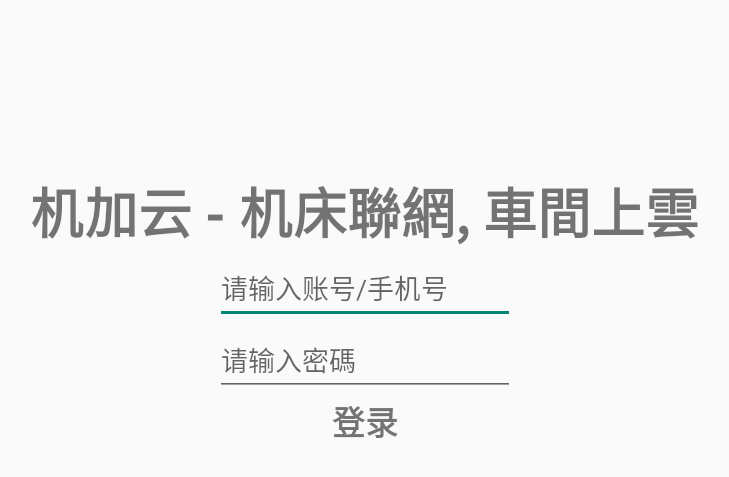
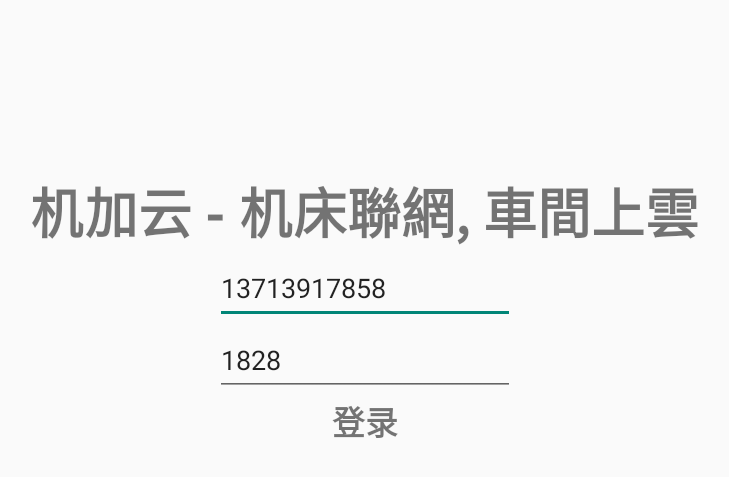
Before and after one commit to yesky2020/MyCloudTV, an Android app: the screen it shows after launch (LoginActivity), on a phone screen of 824 x 412 dp (held sideways). Shown: the top 477 px of the screen, without its empty margins (253-982 px from the left). Run offline under Robolectric (Android 15) with nearby library versions, the phone set to English and light mode, and no system bars; libraries missing offline, so code that uses them is left out: com.zhouyou.http; 4 statements that could not run were skipped.

Commit message:
提交登录页面network

```diff
--- a/app/src/main/java/com/example/mycloudtv/login/LoginActivity.java
+++ b/app/src/main/java/com/example/mycloudtv/login/LoginActivity.java
@@ -1,63 +1,109 @@
 package com.example.mycloudtv.login;
 
+import android.annotation.SuppressLint;
 import android.content.Intent;
 import android.os.Bundle;
+import android.text.TextUtils;
 import android.view.View;
-import android.view.Window;
 import android.view.WindowManager;
+import android.widget.EditText;
 import android.widget.TextView;
+import android.widget.Toast;
+
+import androidx.fragment.app.FragmentActivity;
 
 import com.example.mycloudtv.R;
 import com.zhouyou.http.EasyHttp;
 import com.zhouyou.http.callback.SimpleCallBack;
 import com.zhouyou.http.exception.ApiException;
 
-import androidx.fragment.app.FragmentActivity;
-import butterknife.BindView;
-import butterknife.ButterKnife;
-import butterknife.OnClick;
+import org.json.JSONObject;
 
+@SuppressLint("WrongConstant")
 public class LoginActivity extends FragmentActivity {
-    @BindView(R.id.jiayun_login)
-    TextView tvLogin;
+    private TextView tvLogin;
+    private EditText etPsw;
+    private EditText etName;
+    private boolean isNetFinsh = true;
 
     @Override
     protected void onCreate(Bundle savedInstanceState) {
         super.onCreate(savedInstanceState);
         getWindow().setSoftInputMode(WindowManager.LayoutParams.SOFT_INPUT_STATE_ALWAYS_HIDDEN);
         setContentView(R.layout.activity_login);
-        ButterKnife.bind(this);
-        tvLogin = findViewById(R.id.jiayun_login);
-
-                //EasyHttp.post("/v1/app/chairdressing/skinAnalyzePower/skinTestResult")
-//                EasyHttp.get("/v1/app/chairdressing/skinAnalyzePower/skinTestResult")
-//                        .readTimeOut(30 * 1000)//局部定义读超时
-//                        .writeTimeOut(30 * 1000)
-//                        .connectTimeout(30 * 1000)
-//                        .params("name","张三")
-//                        .timeStamp(true)
-//                        .execute(new SimpleCallBack<String>() {
-//                            @Override
-//                            public void onError(ApiException e) {
-////                                showToast(e.getMessage());
-//                            }
-//
-//                            @Override
-//                            public void onSuccess(String s) {
-//
-//                            }
-//
-//                        });
-
+        initView();
+        initListener();
     }
 
-    @OnClick(R.id.jiayun_login)
-    public void onViewClicked(View view) {
-        switch (view.getId()){
-            case R.id.jiayun_login:
-                Intent intent = new Intent(LoginActivity.this, com.example.mycloudtv.MainActivity.class);
-                startActivity(intent);
-                break;
+    private void initView() {
+        tvLogin = findViewById(R.id.jiayun_login);
+        etName = findViewById(R.id.jiayun_name_et);
+        etPsw = findViewById(R.id.jiayun_psw_et);
+    }
+
+    public void initListener() {
+        tvLogin.setOnClickListener(new View.OnClickListener() {
+            @Override
+            public void onClick(View v) {
+                if (!isNetFinsh) {
+                    return;
+                }
+                jiayunLogin();
+            }
+        });
+    }
+
+    private void jiayunLogin() {
+        String name = etName.getText().toString().trim();
+        String psw = etPsw.getText().toString().trim();
+        if (TextUtils.isEmpty(name)) {
+            Toast.makeText(this, "用户名不能为空", 500).show();
+            return;
         }
+        if (TextUtils.isEmpty(psw)) {
+            Toast.makeText(this, "密码不能为空", 500).show();
+            return;
+        }
+        isNetFinsh = false;
+        postNetLogin(name, psw);
+    }
+
+    private void postNetLogin(String name, String psw) {
+        String url = "/plat/andtv/checkLogin?mobile_no=" + name + "&passwd=" + psw;
+        EasyHttp.get(url).baseUrl("https://m.danfoo.com")
+                .readTimeOut(10 * 1000)//局部定义读超时
+                .writeTimeOut(10 * 1000)
+                .connectTimeout(10 * 1000)
+                .timeStamp(true)
+                .execute(new SimpleCallBack<String>() {
+                    @Override
+                    public void onError(ApiException e) {
+                        isNetFinsh = true;
+                        if (LoginActivity.this.isDestroyed()) {
+                            return;
+                        }
+                        Toast.makeText(LoginActivity.this, R.string.str_network_excption, 500).show();
+                    }
+
+                    @Override
+                    public void onSuccess(String s) {
+                        isNetFinsh = true;
+                        if (LoginActivity.this.isDestroyed()) {
+                            return;
+                        }
+                        try {
+                            String code = new JSONObject(s).optString("code");
+                            if (!TextUtils.isEmpty(code) && "ok".equals(code.toLowerCase())) {
+                                Intent intent = new Intent(LoginActivity.this, com.example.mycloudtv.MainActivity.class);
+                                startActivity(intent);
+                            } else {
+                                Toast.makeText(LoginActivity.this, R.string.str_login_excption, 500).show();
+                            }
+                        } catch (Exception e) {
+                            Toast.makeText(LoginActivity.this, R.string.str_login_excption, 500).show();
+                        }
+
+                    }
+                });
     }
 }
--- a/app/src/main/res/layout/activity_login.xml
+++ b/app/src/main/res/layout/activity_login.xml
@@ -23,22 +23,28 @@
 
 
             <EditText
-                android:id="@+id/jiayun_name_tv"
+                android:id="@+id/jiayun_name_et"
                 android:layout_width="200dp"
                 android:layout_height="wrap_content"
                 android:singleLine="true"
                 android:ellipsize="end"
                 android:textSize="18sp"
-                android:hint="@string/str_input_name" />
+                android:hint="@string/str_input_name"
+                android:inputType="phone"
+                android:text="13713917858"
+                android:autofillHints="" />
 
             <EditText
-                android:id="@+id/jiayun_psw"
+                android:id="@+id/jiayun_psw_et"
                 android:layout_width="200dp"
                 android:layout_height="wrap_content"
                 android:singleLine="true"
                 android:ellipsize="end"
                 android:textSize="18sp"
-                android:hint="@string/str_input_psd" />
+                android:inputType="text"
+                android:text="1828"
+                android:hint="@string/str_input_psd"
+                android:autofillHints=""/>
 
             <TextView
                 android:id="@+id/jiayun_login"
--- a/app/src/main/res/values/strings.xml
+++ b/app/src/main/res/values/strings.xml
@@ -5,4 +5,6 @@
     <string name="str_input_psd">请输入密碼</string>
     <string name="str_input_loging">登录</string>
     <string name="str_input_detail">机加云 - 机床聯網, 車間上雲</string>
+    <string name="str_network_excption">網絡異常,請重試!</string>
+    <string name="str_login_excption">登錄失敗,請重試!</string>
 </resources>
```
